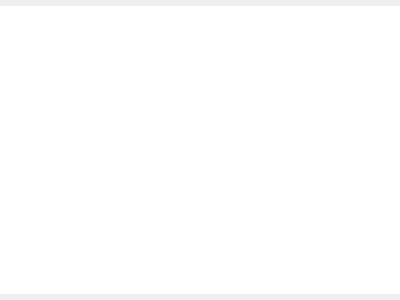
Above: client/nx_client_desktop/src/ui/widgets/resource_tree_widget.ui from networkoptix/nx_open before the change. Below: the same form after it.
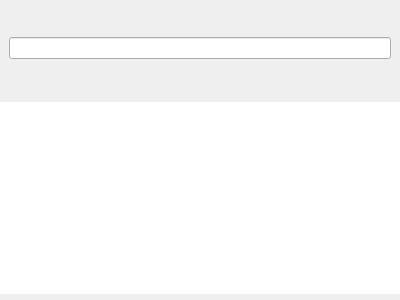
That is the form after the change. The open tabs and pages were chosen to show the change. Custom widgets are drawn as their Qt base class.

```diff
--- a/client/nx_client_desktop/src/ui/widgets/resource_tree_widget.ui
+++ b/client/nx_client_desktop/src/ui/widgets/resource_tree_widget.ui
@@ -24,31 +24,40 @@
     <number>0</number>
    </property>
    <item>
-    <widget class="QWidget" name="filter" native="true">
+    <widget class="QStackedWidget" name="filter">
+     <property name="currentIndex">
+      <number>1</number>
+     </property>
+     <widget class="QWidget" name="oldFilter">
+      <property name="sizePolicy">
+       <sizepolicy hsizetype="Preferred" vsizetype="Maximum">
+        <horstretch>0</horstretch>
+        <verstretch>0</verstretch>
+       </sizepolicy>
+      </property>
      <layout class="QVBoxLayout" name="verticalLayout">
-      <property name="spacing">
-       <number>0</number>
+       <item>
+        <widget class="QLineEdit" name="oldFilterLineEdit"/>
+       </item>
+      </layout>
+     </widget>
+     <widget class="QWidget" name="newFilter">
+      <property name="sizePolicy">
+       <sizepolicy hsizetype="Preferred" vsizetype="Maximum">
+        <horstretch>0</horstretch>
+        <verstretch>0</verstretch>
+       </sizepolicy>
       </property>
-      <property name="leftMargin">
-       <number>0</number>
-      </property>
-      <property name="topMargin">
-       <number>0</number>
-      </property>
-      <property name="rightMargin">
-       <number>2</number>
-      </property>
-      <property name="bottomMargin">
-       <number>0</number>
-      </property>
+      <layout class="QVBoxLayout" name="verticalLayout_3">
       <item>
-       <widget class="nx::client::desktop::SearchEdit" name="filterLineEdit" native="true">
+        <widget class="nx::client::desktop::SearchEdit" name="newFilterLineEdit" native="true">
         <property name="placeholderText" stdset="0">
          <string>Filter</string>
         </property>
        </widget>
       </item>
      </layout>
+     </widget>
     </widget>
    </item>
    <item>
```
Lines whose indentation alone changed are shown as unchanged.
